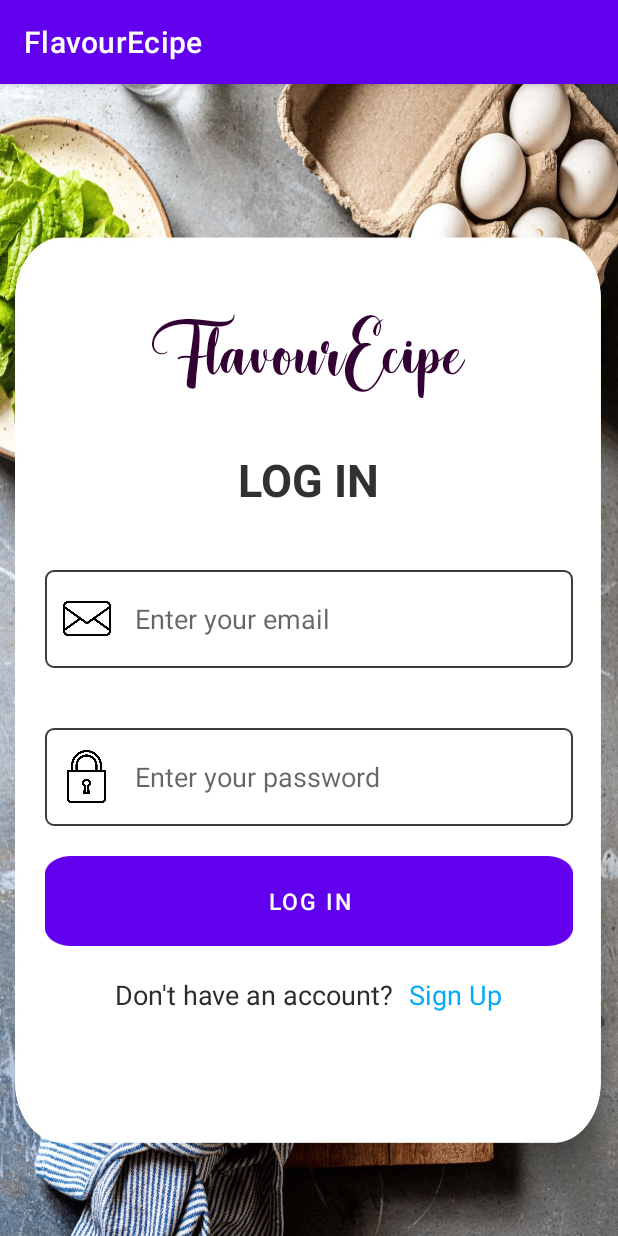
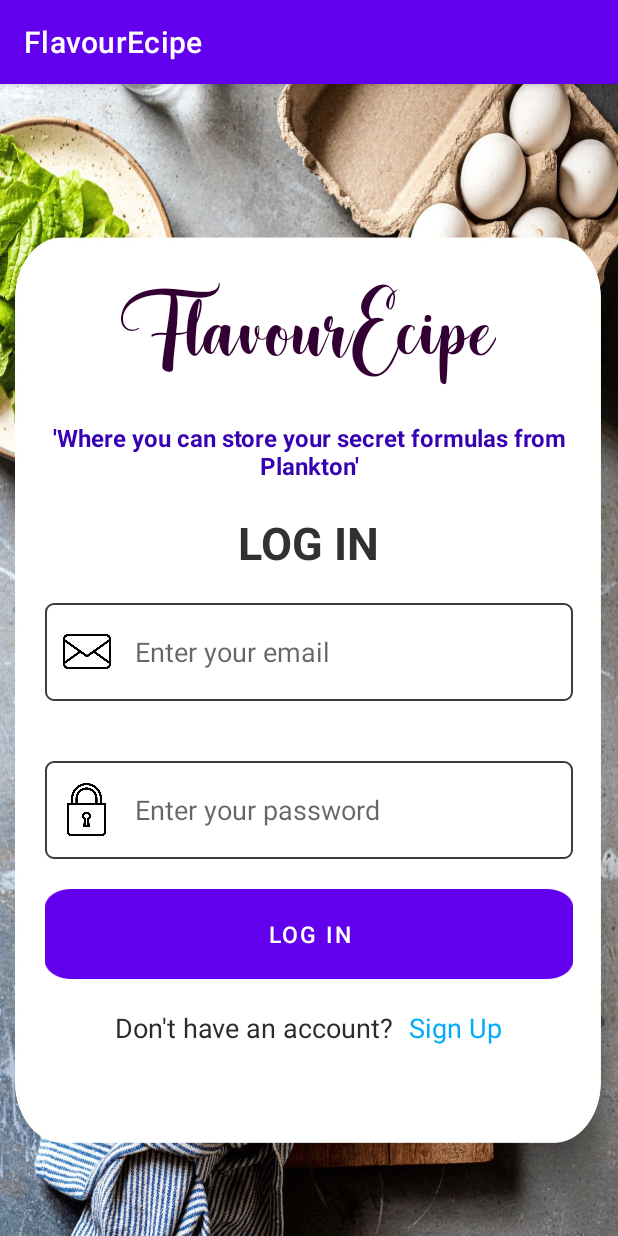
Before and after one commit to frhanaalmshh/flavourecipe, an Android app: the screen it shows after launch (MainActivity), on a phone screen of 412 x 824 dp. Run offline under Robolectric (Android 15) with nearby library versions, the phone set to English and light mode, and no system bars; our stand-ins replace Firebase (no records; nobody signed in at launch, a user with empty details on screens opened directly).

Commit message:
Added purpose of app

```diff
--- a/app/src/main/res/layout/activity_main.xml
+++ b/app/src/main/res/layout/activity_main.xml
@@ -4,34 +4,51 @@
     xmlns:tools="http://schemas.android.com/tools"
     android:layout_width="match_parent"
     android:layout_height="match_parent"
+    android:background="@drawable/background"
     android:gravity="center"
     android:orientation="vertical"
-    android:background="@drawable/background"
     android:paddingHorizontal="30dp"
     tools:context=".MainActivity">
 
     <TextView
         android:layout_width="wrap_content"
         android:layout_height="wrap_content"
-        android:layout_marginBottom="30dp"
+        android:layout_marginBottom="20dp"
         android:fontFamily="@font/theblacklight"
         android:text="FlavourEcipe"
         android:textColor="#303"
-        android:textSize="50dp">
+        android:textSize="60dp">
+
 
     </TextView>
+
+    <TextView
+        android:id="@+id/textView3"
+        android:layout_width="wrap_content"
+        android:layout_height="wrap_content"
+        android:text="'Where you can store your secret formulas from Plankton'"
+        android:textColor="@color/purple_700"
+        android:gravity="center"
+        android:textSize="16dp"
+        android:textStyle="bold"/>
+
+    <RelativeLayout
+        android:layout_width="match_parent"
+        android:layout_height="wrap_content"
+        android:layout_marginTop="20dp"/>
 
     <TextView
         android:layout_width="wrap_content"
         android:layout_height="wrap_content"
         android:text="LOG IN"
         android:textColor="#313032"
-        android:textStyle="bold"
-        android:textSize="30dp" />
+        android:textSize="30dp"
+        android:textStyle="bold" />
+
     <RelativeLayout
         android:layout_width="match_parent"
         android:layout_height="wrap_content"
-        android:layout_marginTop="40dp">
+        android:layout_marginTop="20dp">
 
         <EditText
             android:id="@+id/email"
@@ -52,6 +69,7 @@
             android:layout_marginLeft="10dp"
             android:background="@drawable/email" />
     </RelativeLayout>
+
     <RelativeLayout
         android:layout_width="match_parent"
         android:layout_height="wrap_content"
@@ -71,44 +89,44 @@
         <ImageView
             android:layout_width="35dp"
             android:layout_height="35dp"
+            android:layout_alignParentLeft="true"
+            android:layout_centerInParent="true"
             android:layout_marginLeft="10dp"
-            android:background="@drawable/password"
-            android:layout_alignParentLeft="true"
-            android:layout_centerInParent="true">
-        </ImageView>
+            android:background="@drawable/password"></ImageView>
     </RelativeLayout>
+
     <Button
         android:id="@+id/login"
         android:layout_width="match_parent"
         android:layout_height="60dp"
+        android:layout_marginTop="20dp"
+        android:background="@drawable/button_back"
         android:text="LOG IN"
         android:textColor="#FFFFFF"
-        android:layout_marginTop="20dp"
-        android:background="@drawable/button_back"
-        android:textSize="15dp"
-        />
+        android:textSize="15dp" />
+
     <LinearLayout
         android:layout_width="wrap_content"
         android:layout_height="wrap_content"
-        android:orientation="horizontal"
+        android:layout_marginTop="20dp"
         android:gravity="center"
-        android:layout_marginTop="20dp">
+        android:orientation="horizontal">
 
         <TextView
             android:layout_width="match_parent"
             android:layout_height="match_parent"
             android:text="Don't have an account?"
             android:textColor="#2C2C2C"
-            android:textSize="18dp"/>
+            android:textSize="18dp" />
 
         <TextView
             android:id="@+id/signUpTv"
             android:layout_width="wrap_content"
             android:layout_height="wrap_content"
+            android:layout_marginLeft="10dp"
             android:text="Sign Up"
-            android:layout_marginLeft="10dp"
-            android:textSize="18dp"
-            android:textColor="#02ACF8"/>
+            android:textColor="#02ACF8"
+            android:textSize="18dp" />
 
     </LinearLayout>
 
--- a/app/src/main/res/layout/signup.xml
+++ b/app/src/main/res/layout/signup.xml
@@ -16,7 +16,7 @@
         android:fontFamily="@font/theblacklight"
         android:text="FlavourEcipe"
         android:textColor="#303"
-        android:textSize="50dp">
+        android:textSize="60dp">
 
     </TextView>
 
```
